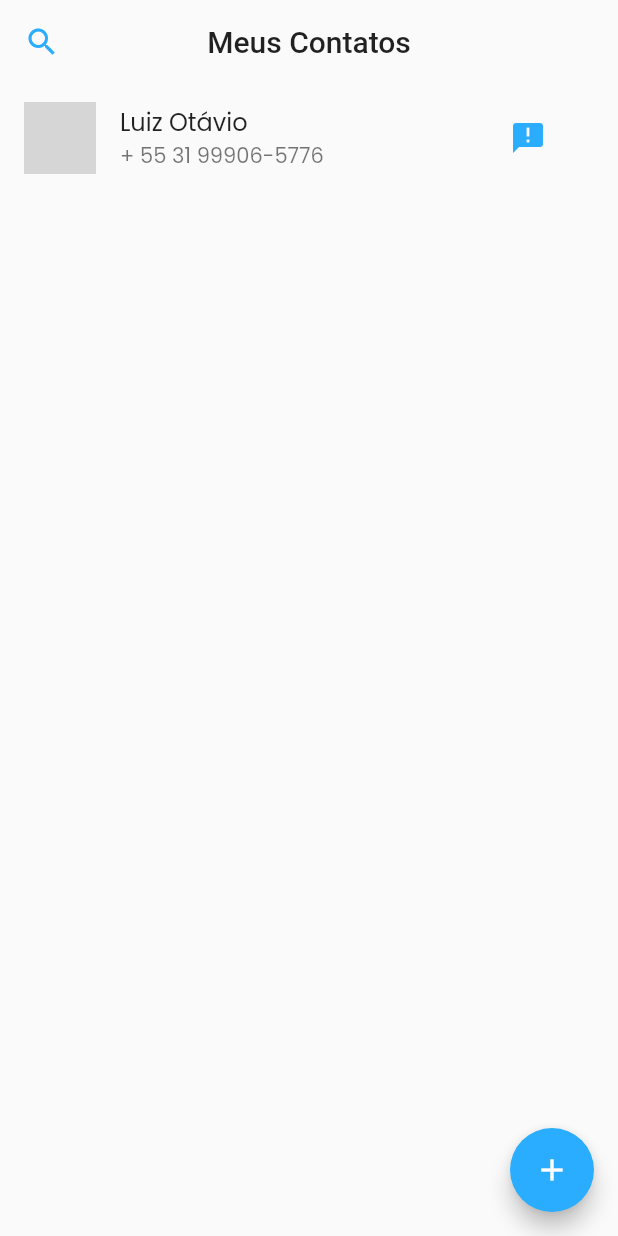
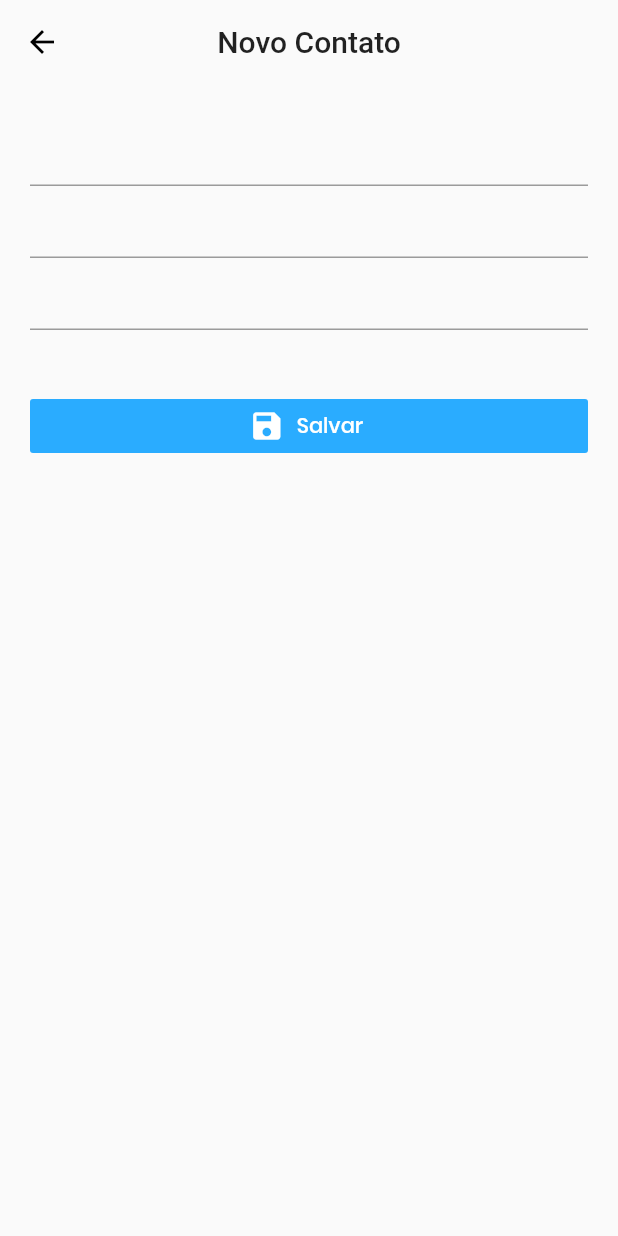
Before and after one commit to MagnoSantos/contacts-flutter, a Flutter app: the screen it shows after launch, after a tap on the "add" icon, on a phone screen of 412 x 824 dp. Run offline on Flutter 3.47's test engine with Material 2 defaults, Android fonts, the phone set to English and light mode, and no system bars; network calls fail; grey boxes are pictures that could not be loaded.

Commit message:
Finalizando visualizações para Android

```diff
--- /dev/null
+++ b/contacts/lib/android/models/model-contacts.dart
@@ -0,0 +1,8 @@
+class ContactsModel {
+  String id;
+  String name;
+  String email;
+  String telefone;
+
+  ContactsModel({this.id, this.name, this.email, this.telefone});
+}
--- /dev/null
+++ b/contacts/lib/android/views/editor.contacts.view.dart
@@ -0,0 +1,75 @@
+import 'package:contacts/android/models/model-contacts.dart';
+import 'package:flutter/material.dart';
+
+class EditorContactView extends StatelessWidget {
+  final ContactsModel contactsModel;
+
+  //Construtor
+  EditorContactView({this.contactsModel});
+
+  @override
+  Widget build(BuildContext context) {
+    return Scaffold(
+      appBar: AppBar(
+        title: contactsModel == null
+            ? Text("Novo Contato")
+            : Text("Editar Contato"),
+        centerTitle: true,
+        backgroundColor: Colors.transparent,
+        elevation: 0,
+      ),
+      //Lista com rolagem assim como o ListView, porém com um elemento
+      body: SingleChildScrollView(
+        //Descolar do canto da rolagem
+        padding: EdgeInsets.all(20),
+        child: Form(
+          child: Column(
+            children: <Widget>[
+              //Caixa de texto
+              TextFormField(
+                initialValue: contactsModel?.name,
+                //Ao salvar atualiza valor no modelo de dados
+                onSaved: (valor) {
+                  contactsModel.name = valor;
+                },
+              ),
+              TextFormField(
+                initialValue: contactsModel?.telefone,
+                onSaved: (valor) {
+                  contactsModel.name = valor;
+                },
+              ),
+              TextFormField(
+                initialValue: contactsModel?.email,
+                onSaved: (valor) {
+                  contactsModel.name = valor;
+                },
+              ),
+              SizedBox(
+                height: 40,
+              ),
+              //Botao com ícone, dentro do container para expandir o botão
+              Container(
+                width: double.infinity,
+                child: FlatButton.icon(
+                  color: Theme.of(context).primaryColor,
+                  onPressed: () {},
+                  icon: Icon(
+                    Icons.save,
+                    color: Theme.of(context).accentColor,
+                  ),
+                  label: Text(
+                    "Salvar",
+                    style: TextStyle(
+                      color: Theme.of(context).accentColor,
+                    ),
+                  ),
+                ),
+              )
+            ],
+          ),
+        ),
+      ),
+    );
+  }
+}
--- a/contacts/lib/android/views/home.view.dart
+++ b/contacts/lib/android/views/home.view.dart
@@ -1,9 +1,11 @@
 import 'package:contacts/android/views/details.view.dart';
+import 'package:contacts/android/views/editor.contacts.view.dart';
 import 'package:flutter/material.dart';
 
 class HomeView extends StatelessWidget {
   @override
   Widget build(BuildContext context) {
+    //Geralmente scaffold tem um appbar, body, floating button
     return Scaffold(
       appBar: AppBar(
         backgroundColor: Colors.transparent,
@@ -58,7 +60,14 @@ class HomeView extends StatelessWidget {
         ],
       ),
       floatingActionButton: FloatingActionButton(
-        onPressed: () {},
+        onPressed: () {
+          Navigator.push(
+            context,
+            MaterialPageRoute(
+              builder: (context) => EditorContactView(),
+            ),
+          );
+        },
         child: Icon(
           Icons.add,
           color: Theme.of(context).accentColor,
--- a/contacts/lib/main.dart
+++ b/contacts/lib/main.dart
@@ -1,9 +1,11 @@
+import 'package:contacts/ios/ios.aplicacao.dart';
 import 'package:flutter/material.dart';
 import 'android/android.aplicacao.dart';
 import 'dart:io';
 
 void main() {
   if (Platform.isIOS) {
+    runApp(IOSApp());
   } else {
     runApp(AndroidApp());
   }
```
Also changed, not shown: contacts/lib/android/views/adresscontact.view.dart (added, +82 -0 lines), contacts/lib/android/views/details.view.dart (+25 -2 lines), contacts/lib/ios/ios.aplicacao.dart (added, +8 -0 lines), contacts/assets/fonts/Poppins-Black.ttf (added), contacts/assets/fonts/Poppins-Bold.ttf (added), contacts/assets/fonts/Poppins-ExtraBold.ttf (added), contacts/assets/fonts/Poppins-ExtraLight.ttf (added), contacts/assets/fonts/Poppins-Light.ttf (added), contacts/assets/fonts/Poppins-Medium.ttf (added), contacts/assets/fonts/Poppins-Regular.ttf (added), contacts/assets/fonts/Poppins-SemiBold.ttf (added), contacts/assets/fonts/Poppins-Thin.ttf (added), 2 other files.
